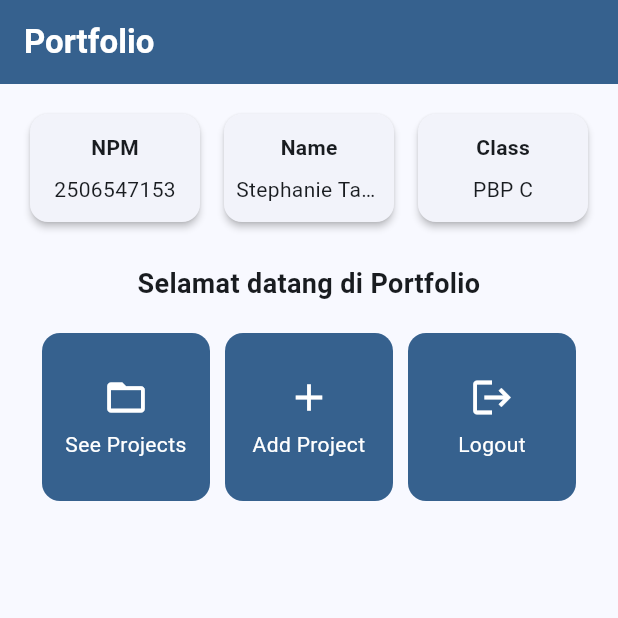
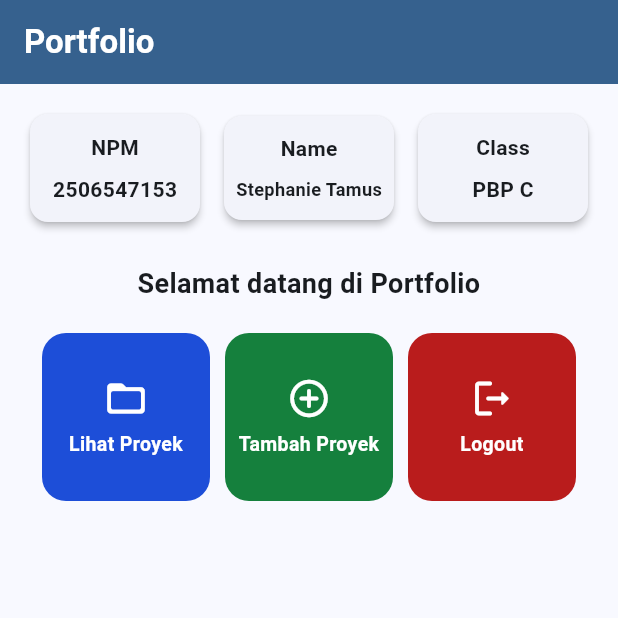
Before and after one commit to fannylaa/myportofolio_mobile, a Flutter app: the screen it shows after launch, on a phone screen of 412 x 824 dp, the top half of it. Run offline on Flutter 3.47's test engine with Material 3 defaults, Android fonts, the phone set to English and light mode, and no system bars.

Commit message:
feat: personalize portfolio action cards

```diff
--- a/lib/menu.dart
+++ b/lib/menu.dart
@@ -9,9 +9,21 @@ class MyHomePage extends StatelessWidget {
   static const String kelas = 'PBP C';
 
   static const List<ItemHomepage> items = [
-    ItemHomepage('See Projects', Icons.folder_open),
-    ItemHomepage('Add Project', Icons.add),
-    ItemHomepage('Logout', Icons.logout),
+    ItemHomepage(
+      name: 'Lihat Proyek',
+      icon: Icons.folder_open_rounded,
+      color: Color(0xFF1D4ED8),
+    ),
+    ItemHomepage(
+      name: 'Tambah Proyek',
+      icon: Icons.add_circle_outline_rounded,
+      color: Color(0xFF15803D),
+    ),
+    ItemHomepage(
+      name: 'Logout',
+      icon: Icons.logout_rounded,
+      color: Color(0xFFB91C1C),
+    ),
   ];
 
   @override
@@ -92,7 +104,15 @@ class InfoCard extends StatelessWidget {
           children: [
             Text(title, style: const TextStyle(fontWeight: FontWeight.bold)),
             const SizedBox(height: 8),
-            Text(content, maxLines: 1, overflow: TextOverflow.ellipsis),
+            FittedBox(
+              fit: BoxFit.scaleDown,
+              child: Text(
+                content,
+                maxLines: 1,
+                style: Theme.of(context).textTheme.bodyMedium
+                    ?.copyWith(fontWeight: FontWeight.w600),
+              ),
+            ),
           ],
         ),
       ),
@@ -101,10 +121,15 @@ class InfoCard extends StatelessWidget {
 }
 
 class ItemHomepage {
-  const ItemHomepage(this.name, this.icon);
+  const ItemHomepage({
+    required this.name,
+    required this.icon,
+    required this.color,
+  });
 
   final String name;
   final IconData icon;
+  final Color color;
 }
 
 class ItemCard extends StatelessWidget {
@@ -114,13 +139,11 @@ class ItemCard extends StatelessWidget {
 
   @override
   Widget build(BuildContext context) {
-    final colorScheme = Theme.of(context).colorScheme;
-
     return Material(
-      color: colorScheme.primary,
-      borderRadius: BorderRadius.circular(12),
+      color: item.color,
+      borderRadius: BorderRadius.circular(16),
       child: InkWell(
-        borderRadius: BorderRadius.circular(12),
+        borderRadius: BorderRadius.circular(16),
         onTap: () {
           ScaffoldMessenger.of(context)
             ..hideCurrentSnackBar()
@@ -136,12 +159,16 @@ class ItemCard extends StatelessWidget {
             child: Column(
               mainAxisAlignment: MainAxisAlignment.center,
               children: [
-                Icon(item.icon, color: colorScheme.onPrimary, size: 30),
+                Icon(item.icon, color: Colors.white, size: 30),
                 const SizedBox(height: 6),
                 Text(
                   item.name,
                   textAlign: TextAlign.center,
-                  style: TextStyle(color: colorScheme.onPrimary),
+                  style: const TextStyle(
+                    color: Colors.white,
+                    fontWeight: FontWeight.w600,
+                    fontSize: 13,
+                  ),
                 ),
               ],
             ),
```
